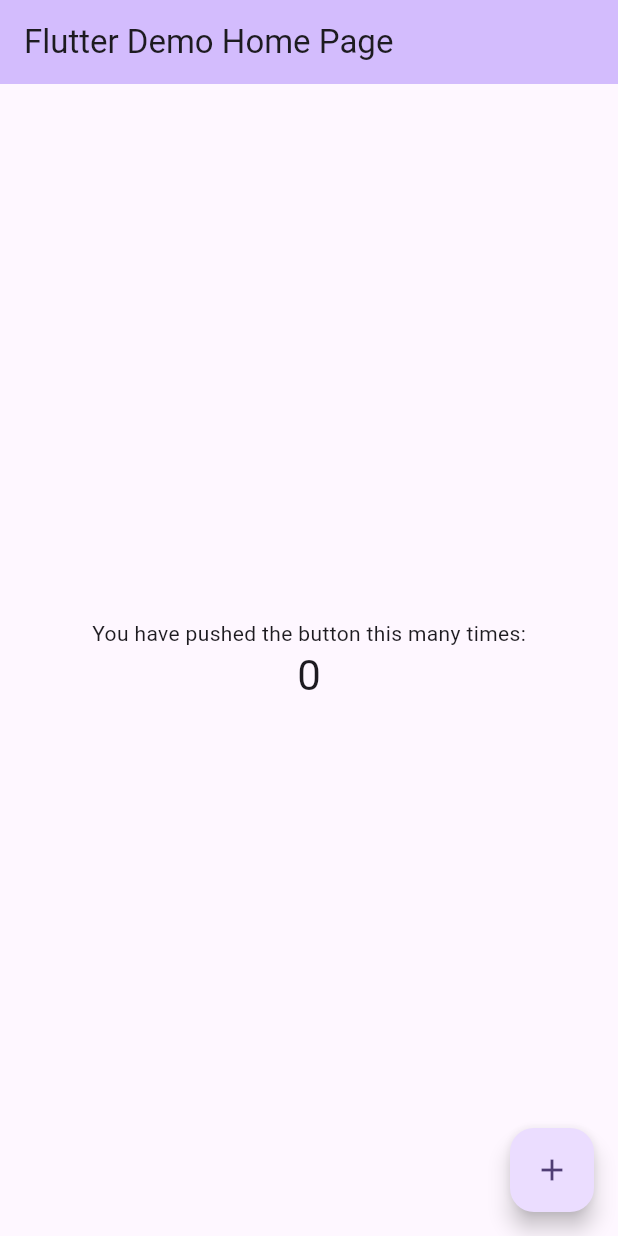
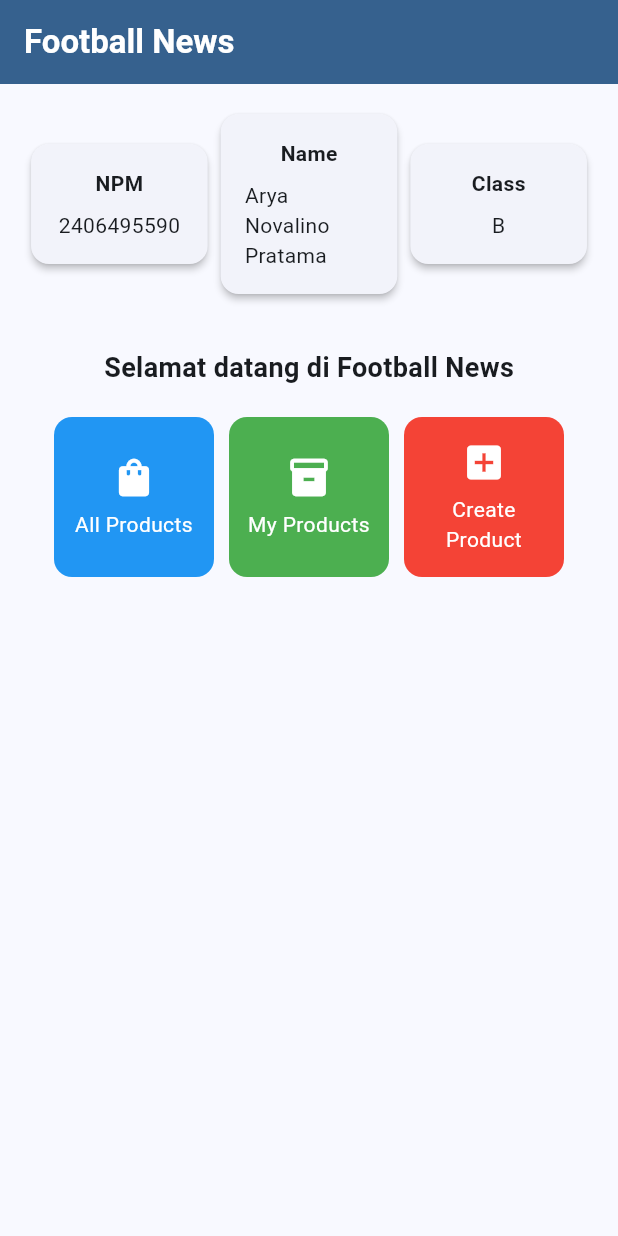
Before and after one commit to AryNovv/football-shop-mobile, a Flutter app: the screen it shows after launch, on a phone screen of 412 x 824 dp. Run offline on Flutter 3.47's test engine with Material 3 defaults, Android fonts, the phone set to English and light mode, and no system bars.

Commit message:
tugas 1 done

```diff
--- a/lib/main.dart
+++ b/lib/main.dart
@@ -1,4 +1,5 @@
 import 'package:flutter/material.dart';
+import 'package:football_shop/menu.dart';
 
 void main() {
   runApp(const MyApp());
@@ -7,116 +8,15 @@ void main() {
 class MyApp extends StatelessWidget {
   const MyApp({super.key});
 
-  // This widget is the root of your application.
   @override
   Widget build(BuildContext context) {
     return MaterialApp(
       title: 'Flutter Demo',
       theme: ThemeData(
-        // This is the theme of your application.
-        //
-        // TRY THIS: Try running your application with "flutter run". You'll see
-        // the application has a purple toolbar. Then, without quitting the app,
-        // try changing the seedColor in the colorScheme below to Colors.green
-        // and then invoke "hot reload" (save your changes or press the "hot
-        // reload" button in a Flutter-supported IDE, or press "r" if you used
-        // the command line to start the app).
-        //
-        // Notice that the counter didn't reset back to zero; the application
-        // state is not lost during the reload. To reset the state, use hot
-        // restart instead.
-        //
-        // This works for code too, not just values: Most code changes can be
-        // tested with just a hot reload.
-        colorScheme: ColorScheme.fromSeed(seedColor: Colors.deepPurple),
+        colorScheme: ColorScheme.fromSeed(seedColor: Colors.blue),
+        useMaterial3: true,
       ),
-      home: const MyHomePage(title: 'Flutter Demo Home Page'),
+      home: MyHomePage(),
     );
   }
 }
-
-class MyHomePage extends StatefulWidget {
-  const MyHomePage({super.key, required this.title});
-
-  // This widget is the home page of your application. It is stateful, meaning
-  // that it has a State object (defined below) that contains fields that affect
-  // how it looks.
-
-  // This class is the configuration for the state. It holds the values (in this
-  // case the title) provided by the parent (in this case the App widget) and
-  // used by the build method of the State. Fields in a Widget subclass are
-  // always marked "final".
-
-  final String title;
-
-  @override
-  State<MyHomePage> createState() => _MyHomePageState();
-}
-
-class _MyHomePageState extends State<MyHomePage> {
-  int _counter = 0;
-
-  void _incrementCounter() {
-    setState(() {
-      // This call to setState tells the Flutter framework that something has
-      // changed in this State, which causes it to rerun the build method below
-      // so that the display can reflect the updated values. If we changed
-      // _counter without calling setState(), then the build method would not be
-      // called again, and so nothing would appear to happen.
-      _counter++;
-    });
-  }
-
-  @override
-  Widget build(BuildContext context) {
-    // This method is rerun every time setState is called, for instance as done
-    // by the _incrementCounter method above.
-    //
-    // The Flutter framework has been optimized to make rerunning build methods
-    // fast, so that you can just rebuild anything that needs updating rather
-    // than having to individually change instances of widgets.
-    return Scaffold(
-      appBar: AppBar(
-        // TRY THIS: Try changing the color here to a specific color (to
-        // Colors.amber, perhaps?) and trigger a hot reload to see the AppBar
-        // change color while the other colors stay the same.
-        backgroundColor: Theme.of(context).colorScheme.inversePrimary,
-        // Here we take the value from the MyHomePage object that was created by
-        // the App.build method, and use it to set our appbar title.
-        title: Text(widget.title),
-      ),
-      body: Center(
-        // Center is a layout widget. It takes a single child and positions it
-        // in the middle of the parent.
-        child: Column(
-          // Column is also a layout widget. It takes a list of children and
-          // arranges them vertically. By default, it sizes itself to fit its
-          // children horizontally, and tries to be as tall as its parent.
-          //
-          // Column has various properties to control how it sizes itself and
-          // how it positions its children. Here we use mainAxisAlignment to
-          // center the children vertically; the main axis here is the vertical
-          // axis because Columns are vertical (the cross axis would be
-          // horizontal).
-          //
-          // TRY THIS: Invoke "debug painting" (choose the "Toggle Debug Paint"
-          // action in the IDE, or press "p" in the console), to see the
-          // wireframe for each widget.
-          mainAxisAlignment: MainAxisAlignment.center,
-          children: <Widget>[
-            const Text('You have pushed the button this many times:'),
-            Text(
-              '$_counter',
-              style: Theme.of(context).textTheme.headlineMedium,
-            ),
-          ],
-        ),
-      ),
-      floatingActionButton: FloatingActionButton(
-        onPressed: _incrementCounter,
-        tooltip: 'Increment',
-        child: const Icon(Icons.add),
-      ), // This trailing comma makes auto-formatting nicer for build methods.
-    );
-  }
-}
--- /dev/null
+++ b/lib/menu.dart
@@ -0,0 +1,155 @@
+import 'package:flutter/material.dart';
+
+class MyHomePage extends StatelessWidget {
+  MyHomePage({super.key});
+
+  final String npm = "2406495590";
+  final String nama = "Arya Novalino Pratama";
+  final String kelas = "B";
+
+  final List<ItemHomepage> items = [
+    ItemHomepage("All Products", Icons.shopping_bag, Colors.blue),
+    ItemHomepage("My Products", Icons.inventory, Colors.green),
+    ItemHomepage("Create Product", Icons.add_box, Colors.red),
+  ];
+
+  @override
+  Widget build(BuildContext context) {
+    return Scaffold(
+      appBar: AppBar(
+        title: const Text(
+          'Football News',
+          style: TextStyle(
+            color: Colors.white,
+            fontWeight: FontWeight.bold,
+          ),
+        ),
+        backgroundColor: Theme.of(context).colorScheme.primary,
+      ),
+      body: Padding(
+        padding: const EdgeInsets.all(16.0),
+        child: Column(
+          crossAxisAlignment: CrossAxisAlignment.center,
+          children: [
+            Row(
+              mainAxisAlignment: MainAxisAlignment.spaceEvenly,
+              children: [
+                InfoCard(title: 'NPM', content: npm),
+                InfoCard(title: 'Name', content: nama),
+                InfoCard(title: 'Class', content: kelas),
+              ],
+            ),
+            const SizedBox(height: 16.0),
+            Center(
+              child: Column(
+                children: [
+                  const Padding(
+                    padding: EdgeInsets.only(top: 16.0),
+                    child: Text(
+                      'Selamat datang di Football News',
+                      style: TextStyle(
+                        fontWeight: FontWeight.bold,
+                        fontSize: 18.0,
+                      ),
+                    ),
+                  ),
+                  GridView.count(
+                    primary: true,
+                    padding: const EdgeInsets.all(20),
+                    crossAxisSpacing: 10,
+                    mainAxisSpacing: 10,
+                    crossAxisCount: 3,
+                    shrinkWrap: true,
+                    children: items.map((ItemHomepage item) {
+                      return ItemCard(item);
+                    }).toList(),
+                  ),
+                ],
+              ),
+            ),
+          ],
+        ),
+      ),
+    );
+  }
+}
+
+class InfoCard extends StatelessWidget {
+  final String title;
+  final String content;
+
+  const InfoCard({super.key, required this.title, required this.content});
+
+  @override
+  Widget build(BuildContext context) {
+    return Card(
+      elevation: 2.0,
+      child: Container(
+        width: MediaQuery.of(context).size.width / 3.5,
+        padding: const EdgeInsets.all(16.0),
+        child: Column(
+          children: [
+            Text(
+              title,
+              style: const TextStyle(fontWeight: FontWeight.bold),
+            ),
+            const SizedBox(height: 8.0),
+            Text(content),
+          ],
+        ),
+      ),
+    );
+  }
+}
+
+class ItemHomepage {
+  final String name;
+  final IconData icon;
+  final Color color;
+
+  ItemHomepage(this.name, this.icon, this.color);
+}
+
+class ItemCard extends StatelessWidget {
+  final ItemHomepage item;
+
+  const ItemCard(this.item, {super.key});
+
+  @override
+  Widget build(BuildContext context) {
+    return Material(
+      color: item.color,
+      borderRadius: BorderRadius.circular(12),
+      child: InkWell(
+        onTap: () {
+          ScaffoldMessenger.of(context)
+            ..hideCurrentSnackBar()
+            ..showSnackBar(
+              SnackBar(content: Text("Kamu telah menekan tombol ${item.name}")),
+            );
+        },
+        child: Container(
+          padding: const EdgeInsets.all(8),
+          child: Center(
+            child: Column(
+              mainAxisAlignment: MainAxisAlignment.center,
+              children: [
+                Icon(
+                  item.icon,
+                  color: Colors.white,
+                  size: 30.0,
+                ),
+                const Padding(padding: EdgeInsets.all(3)),
+                Text(
+                  item.name,
+                  textAlign: TextAlign.center,
+                  style: const TextStyle(color: Colors.white),
+                ),
+              ],
+            ),
+          ),
+        ),
+      ),
+    );
+  }
+}
```
